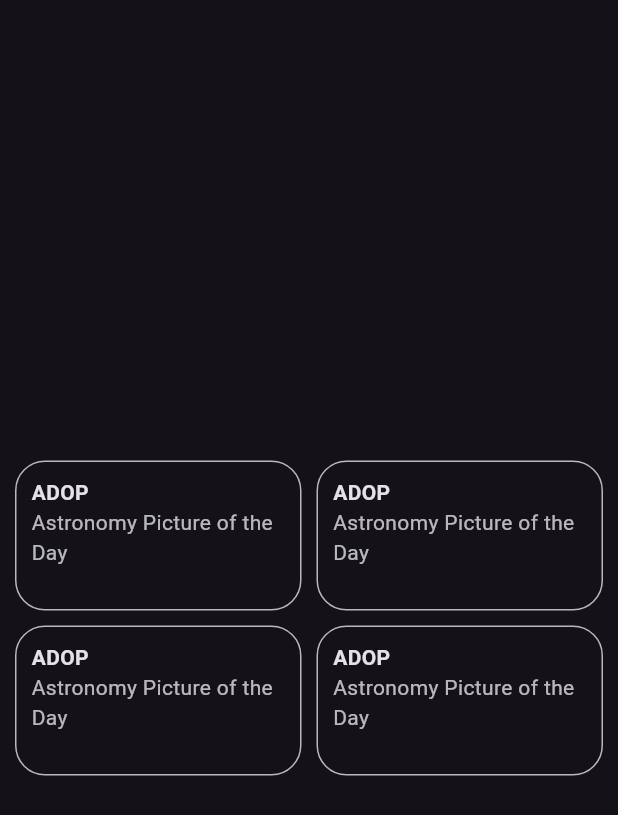
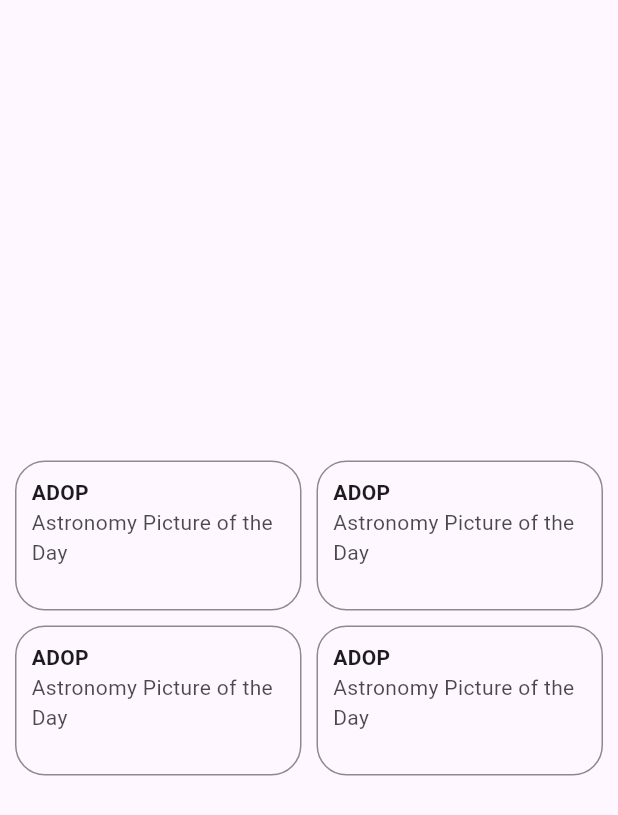
Before and after one commit to MatiasSalomon01/Nasa-App, a Flutter app: the screen it shows after launch, on a phone screen of 412 x 824 dp. Shown: the top 815 px of the screen. Run offline on Flutter 3.47's test engine with Material 3 defaults, Android fonts, the phone set to English and light mode, and no system bars; our stand-ins replace cached_network_image, flutter_dotenv, shimmer.

```diff
--- /dev/null
+++ b/lib/home/adop/adop_provider.dart
@@ -0,0 +1,72 @@
+import 'dart:convert';
+
+import 'package:flutter/material.dart';
+import 'package:flutter_dotenv/flutter_dotenv.dart';
+import 'package:http/http.dart' as http;
+
+class ADOPProvider extends ChangeNotifier {
+  ADOPResponse? adop;
+
+  bool isLoading = false;
+
+  Future getPicture({String? date}) async {
+    isLoading = true;
+    notifyListeners();
+
+    var parameters = {'api_key': dotenv.get('NASA_API_KEY')};
+
+    if (date != null) {
+      parameters.addAll({'date': date});
+    }
+
+    var url = Uri.https('api.nasa.gov', '/planetary/apod', parameters);
+
+    var response = await http.get(url);
+
+    print(response.body);
+
+    adop = ADOPResponse.fromRawJson(response.body);
+    isLoading = false;
+    notifyListeners();
+
+    debugPrint(
+      'Peticiones restantes: ${response.headers['x-ratelimit-remaining']}',
+    );
+  }
+}
+
+class ADOPResponse {
+  final String? copyright;
+  final DateTime date;
+  final String explanation;
+  final String hdurl;
+  final String mediaType;
+  final String serviceVersion;
+  final String title;
+  final String url;
+
+  ADOPResponse({
+    required this.date,
+    required this.explanation,
+    required this.hdurl,
+    required this.mediaType,
+    required this.serviceVersion,
+    required this.title,
+    required this.url,
+    this.copyright,
+  });
+
+  factory ADOPResponse.fromRawJson(String str) =>
+      ADOPResponse.fromJson(json.decode(str));
+
+  factory ADOPResponse.fromJson(Map<String, dynamic> json) => ADOPResponse(
+    copyright: json["copyright"],
+    date: DateTime.parse(json["date"]),
+    explanation: json["explanation"],
+    hdurl: json["hdurl"],
+    mediaType: json["media_type"],
+    serviceVersion: json["service_version"],
+    title: json["title"],
+    url: json["url"],
+  );
+}
--- a/lib/home/home.dart
+++ b/lib/home/home.dart
@@ -29,7 +29,11 @@ class HomeScreen extends StatelessWidget {
                 child: Container(
                   padding: EdgeInsets.all(10),
                   decoration: BoxDecoration(
-                    border: Border.all(color: Colors.white70),
+                    border: Border.all(
+                      color: TextTheme.of(
+                        context,
+                      ).bodySmall!.color!.withValues(alpha: .5),
+                    ),
                     borderRadius: BorderRadius.circular(20),
                   ),
                   child: Column(
@@ -41,7 +45,11 @@ class HomeScreen extends StatelessWidget {
                       ),
                       Text(
                         item.subTitle,
-                        style: TextStyle(color: Colors.white70),
+                        style: TextStyle(
+                          color: TextTheme.of(
+                            context,
+                          ).bodySmall!.color!.withValues(alpha: .8),
+                        ),
                       ),
                     ],
                   ),
--- a/lib/main.dart
+++ b/lib/main.dart
@@ -1,6 +1,7 @@
 import 'package:flutter/material.dart';
 import 'package:flutter_dotenv/flutter_dotenv.dart';
 import 'package:nasa_app/home/adop/adop.dart';
+import 'package:nasa_app/home/adop/adop_provider.dart';
 import 'package:nasa_app/home/home.dart';
 import 'package:provider/provider.dart';
 
@@ -21,7 +22,7 @@ class MainApp extends StatelessWidget {
         home: HomeScreen(),
         // home: ADOPScreen(),
         darkTheme: ThemeData.dark(),
-        themeMode: ThemeMode.dark,
+        themeMode: ThemeMode.light,
         routes: {"/adop": (context) => ADOPScreen()},
       ),
     );
--- a/pubspec.yaml
+++ b/pubspec.yaml
@@ -15,11 +15,12 @@ dependencies:
   google_fonts: ^6.2.1
   http: ^1.4.0
   provider: ^6.1.5
+  shimmer: ^3.0.0
 
 dev_dependencies:
+  flutter_lints: ^5.0.0
   flutter_test:
     sdk: flutter
-  flutter_lints: ^5.0.0
 
 flutter:
   uses-material-design: true
```
Also changed, not shown: lib/home/adop/adop.dart (+71 -82 lines), lib/widgets/dynamic_shimmer.dart (added, +37 -0 lines), pubspec.lock.
